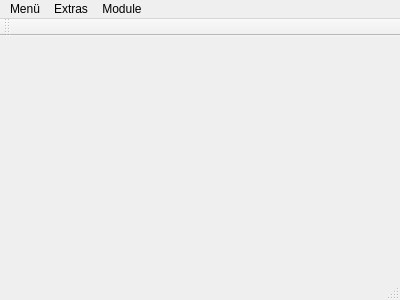
15831944/CBrain, file mainwindow.ui: the form before one commit.
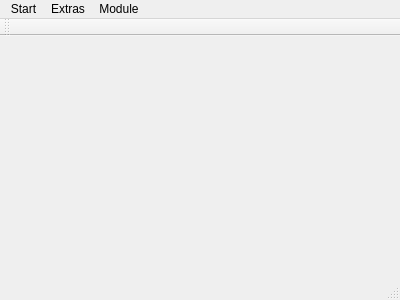
The form after the commit.

What changed in the file:
```diff
--- a/mainwindow.ui
+++ b/mainwindow.ui
@@ -25,7 +25,7 @@
    </property>
    <widget class="QMenu" name="menuEinstellungen">
     <property name="title">
-     <string>Menü</string>
+     <string>Start</string>
     </property>
     <widget class="QMenu" name="menuEinstellungen_2">
      <property name="title">
```
Left out of the diff: 5 changed lines with no effect on the pictures.
